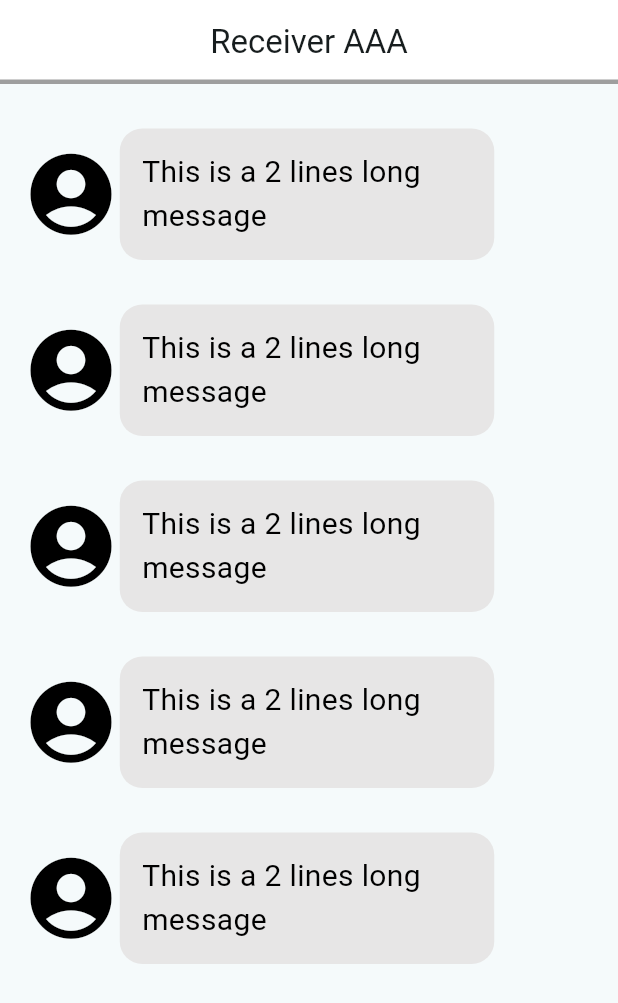
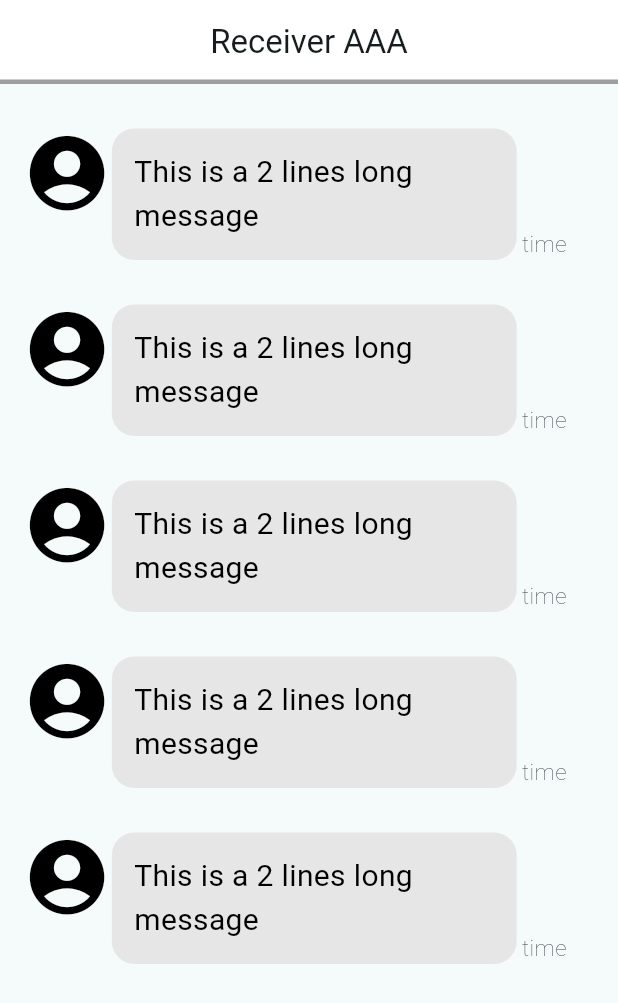
Before and after one commit to HOSHICHEN7267/ITS_chatbot, a Flutter app: the screen it shows after launch, on a phone screen of 412 x 824 dp. Shown: the top 1003 px of the screen. Run offline on Flutter 3.47's test engine with Material 3 defaults, Android fonts, the phone set to English and light mode, and no system bars.

Commit message:
Phase 2-1: Complete the alignment of avatar and time

```diff
--- a/lib/components/message_others.dart
+++ b/lib/components/message_others.dart
@@ -15,24 +15,24 @@ class MessageOthers extends StatelessWidget {
 
   @override
   Widget build(BuildContext context) {
-
     double screenWidth = MediaQuery.of(context).size.width;
     // double screenHeight = MediaQuery.of(context).size.height;
 
     return Padding(
         padding: EdgeInsets.all(screenWidth * 0.036),
-        child:
-            Row(mainAxisAlignment: MainAxisAlignment.start, children: <Widget>[
-          const Column(
+        child: Row(
             mainAxisAlignment: MainAxisAlignment.start,
-            children: [
+            crossAxisAlignment: CrossAxisAlignment.start,
+            children: <Widget>[
               Icon(
                 Icons.account_circle_rounded,
                 color: Colors.black,
-                size: 65.0,
+                size: screenWidth * 0.145,
               ),
-            ],
-          ),
+              Row(
+                mainAxisAlignment: MainAxisAlignment.start,
+                crossAxisAlignment: CrossAxisAlignment.end,
+                children: <Widget>[
                   Flex(
                     direction: Axis.horizontal,
                     mainAxisAlignment: MainAxisAlignment.start,
@@ -40,7 +40,7 @@ class MessageOthers extends StatelessWidget {
                       Container(
                         padding: EdgeInsets.all(screenWidth * 0.036),
                         constraints: BoxConstraints(
-                  maxWidth: screenWidth * 0.606,
+                          maxWidth: screenWidth * 0.655,
                         ),
                         decoration: BoxDecoration(
                           color: Theme.of(context).colorScheme.secondary,
@@ -49,9 +49,16 @@ class MessageOthers extends StatelessWidget {
                           ),
                         ),
                         child: Text(messages[1],
-                    style:
-                        const TextStyle(color: Colors.black, fontSize: 20.0)),
+                            style: const TextStyle(
+                                color: Colors.black, fontSize: 20.0)),
                       ),
+                    ],
+                  ),
+                  const SizedBox(width: 3.5,),
+                  const Text("time",
+                      textAlign: TextAlign.end,
+                      style: TextStyle(
+                          fontSize: 15.0, fontWeight: FontWeight.w100)),
                 ],
               ),
             ]));
```
Lines whose indentation alone changed are shown as unchanged.
